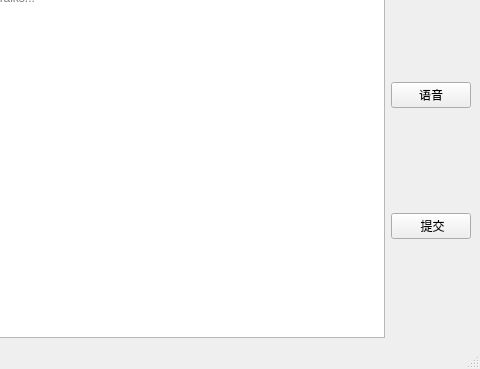
First picture: the form in ui/main_window.ui, repository liyixin1/GPTalks, before the edit; both pictures show x 520 to 1000 and y 431 to 800 of the 1000 by 800 pixel window.
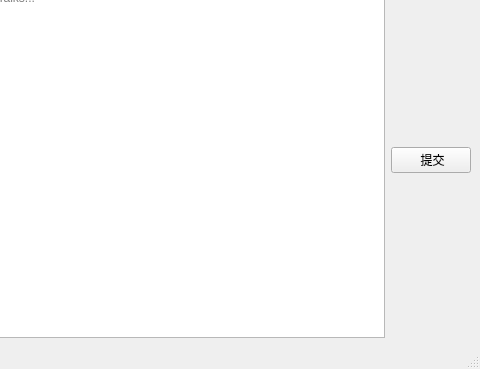
Second picture: the form after the edit. Icons and pictures are not drawn.

```diff
--- a/ui/main_window.ui
+++ b/ui/main_window.ui
@@ -126,22 +126,6 @@
             </item>
             <item>
              <layout class="QVBoxLayout" name="verticalLayout_2">
-              <item>
-               <widget class="QPushButton" name="pushButton_audio">
-                <property name="text">
-                 <string>语音</string>
-                </property>
-                <property name="checkable">
-                 <bool>true</bool>
-                </property>
-                <property name="checked">
-                 <bool>false</bool>
-                </property>
-                <property name="autoRepeat">
-                 <bool>false</bool>
-                </property>
-               </widget>
-              </item>
               <item>
                <widget class="QPushButton" name="pushButton_commit">
                 <property name="text">
```
